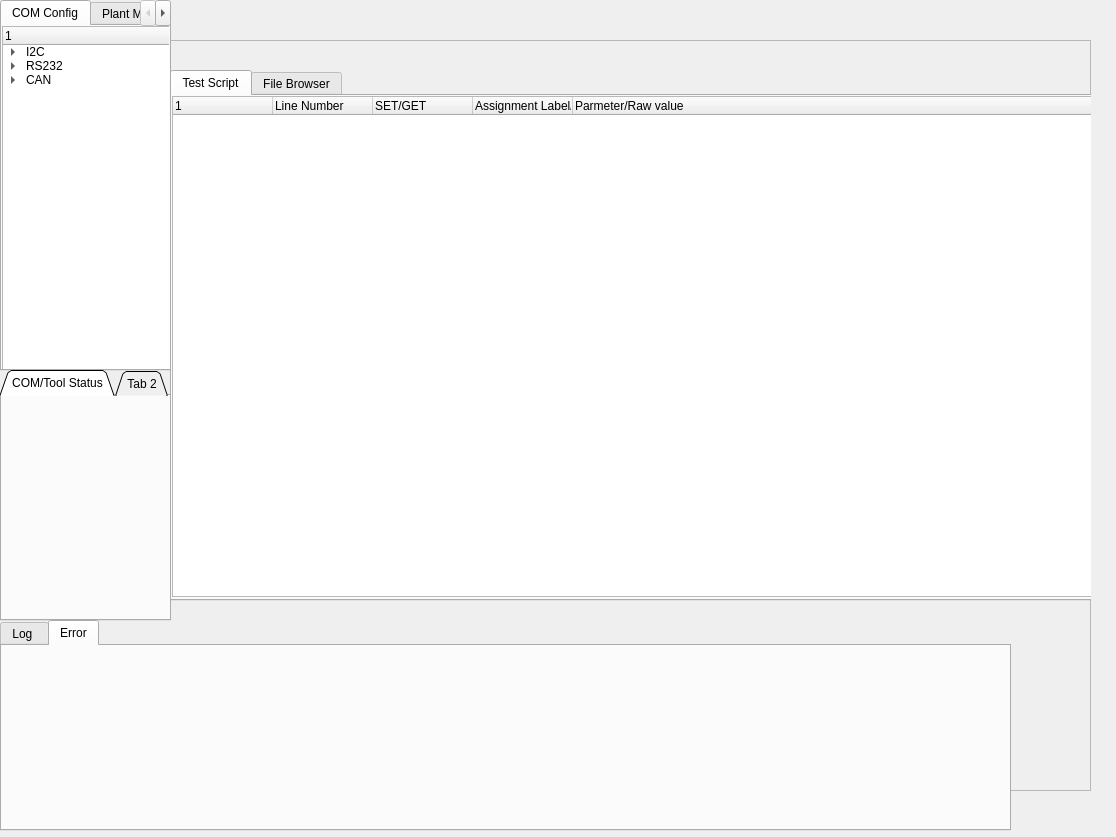
Above: API_GUI.ui from Geekbuzz/qtdesigner before the change. Below: the same form after it.
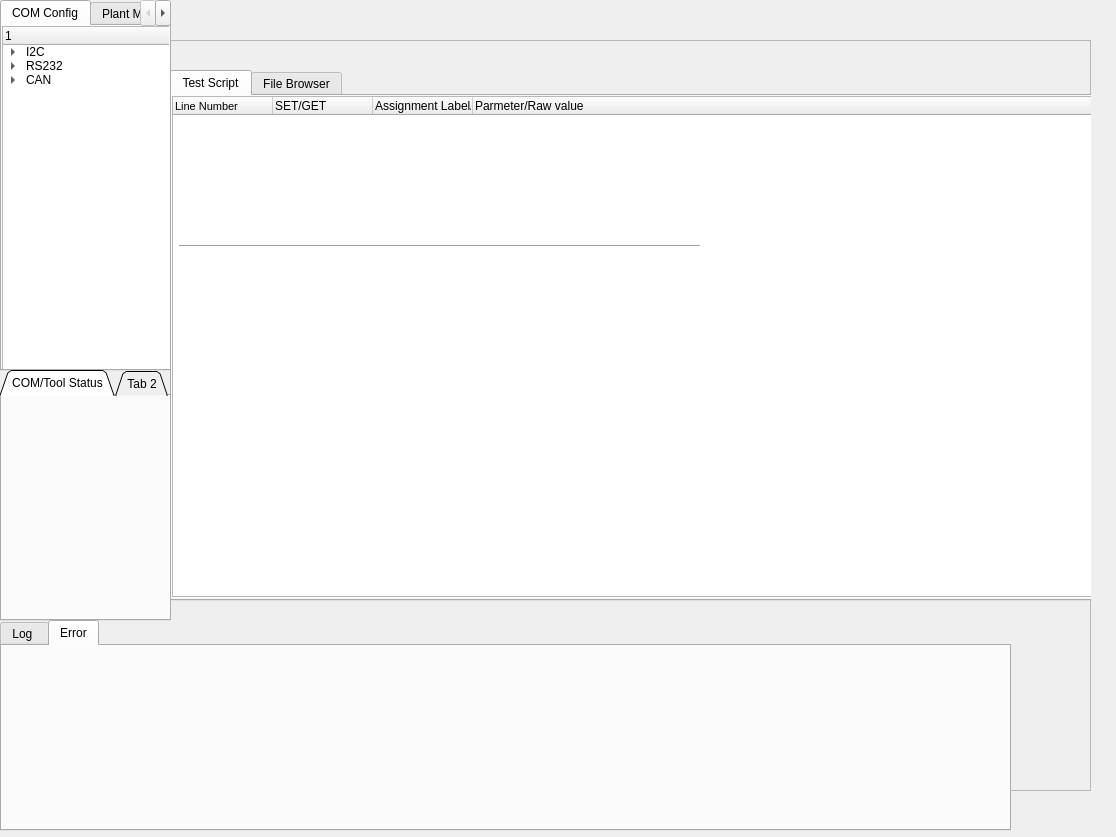
That is the form after the change. The open tabs and pages were chosen to show the change.

The edit to the form file:
```diff
--- a/API_GUI.ui
+++ b/API_GUI.ui
@@ -53,15 +53,17 @@
         <height>501</height>
        </rect>
       </property>
-      <column>
-       <property name="text">
-        <string>1</string>
-       </property>
-      </column>
       <column>
        <property name="text">
         <string>Line Number</string>
        </property>
+       <property name="font">
+        <font>
+         <pointsize>8</pointsize>
+         <weight>50</weight>
+         <bold>false</bold>
+        </font>
+       </property>
       </column>
       <column>
        <property name="text">
@@ -79,6 +81,19 @@
        </property>
       </column>
      </widget>
+     <widget class="Line" name="line">
+      <property name="geometry">
+       <rect>
+        <x>7</x>
+        <y>140</y>
+        <width>521</width>
+        <height>20</height>
+       </rect>
+      </property>
+      <property name="orientation">
+       <enum>Qt::Horizontal</enum>
+      </property>
+     </widget>
     </widget>
     <widget class="QWidget" name="tab_5">
      <attribute name="title">
```
Left out of the diff: 2 changed lines with no effect on the pictures.
